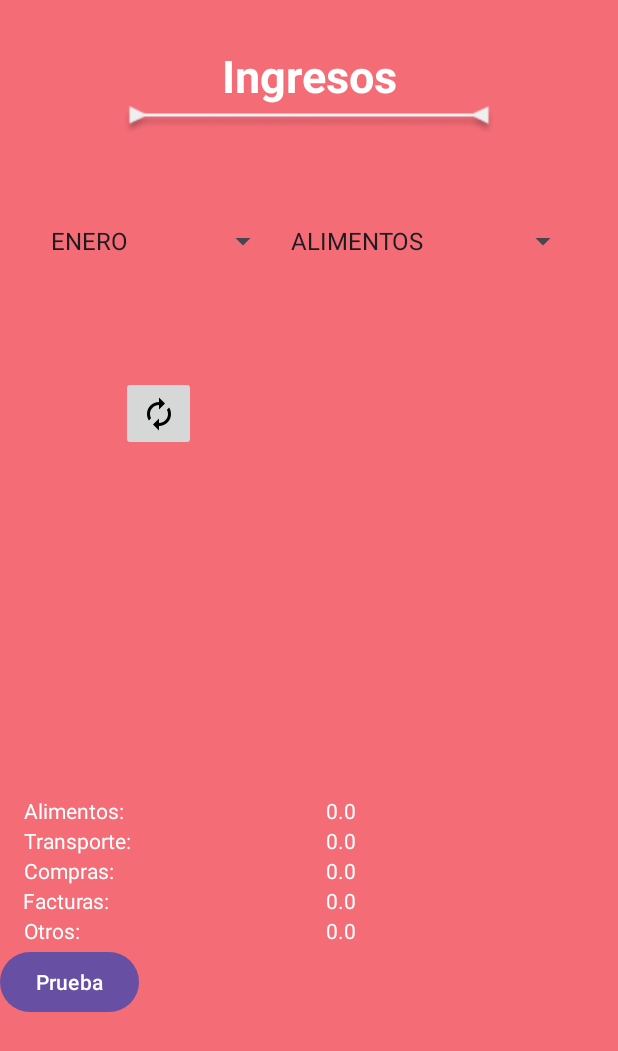
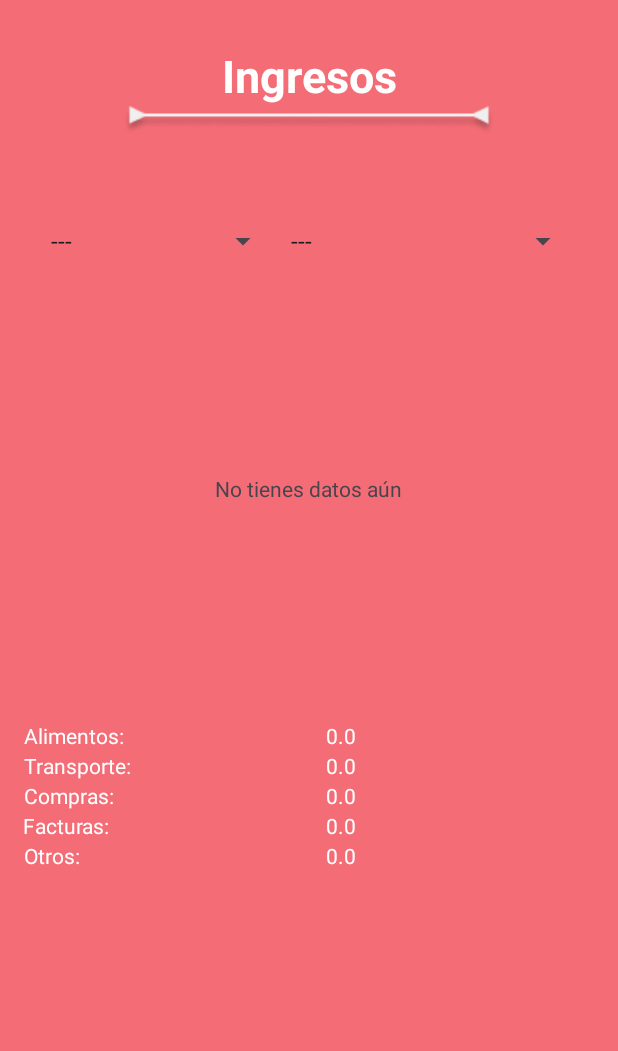
Before and after one commit to aracely-campa/Equipo1_proyectoFinal, an Android app: the GraficasActivity screen opened directly, with no data from a screen before it, on a phone screen of 412 x 824 dp. Shown: the top 1051 px of the screen. Run offline under Robolectric (Android 15) with nearby library versions, the phone set to English and light mode, and no system bars.

Commit message:
Se hicieron cambios en graficas
Se quito el boton de pruebas, ya filtra por categoria, ya muestra un texto cuando esta vacio

```diff
--- a/Fianzas_Personales/app/build.gradle.kts
+++ b/Fianzas_Personales/app/build.gradle.kts
@@ -60,6 +60,7 @@
     implementation(libs.androidx.runtime.android)
     implementation(libs.firebase.firestore)
     implementation(libs.firebase.auth)
+    implementation(libs.firebase.firestore.ktx)
     testImplementation(libs.junit)
     androidTestImplementation(libs.androidx.junit)
     androidTestImplementation(libs.androidx.espresso.core)
--- a/Fianzas_Personales/app/src/main/AndroidManifest.xml
+++ b/Fianzas_Personales/app/src/main/AndroidManifest.xml
@@ -27,9 +27,6 @@
             android:name=".GraficasActivity"
             android:exported="true" />
         <activity
-            android:name=".ActivityHistorial"
-            android:exported="false" />
-        <activity
             android:name=".Activity_Login"
             android:exported="false" />
         <activity
--- a/Fianzas_Personales/app/src/main/java/campa/aracely/fianzas_personales/ActivityInicio.kt
+++ b/Fianzas_Personales/app/src/main/java/campa/aracely/fianzas_personales/ActivityInicio.kt
@@ -37,7 +37,6 @@
     override fun onNavigationItemSelected(item: MenuItem): Boolean {
         val destino = when (item.itemId) {
             R.id.nav_registro_ingreso -> RegistroIngresosGastos::class.java
-            R.id.nav_historial -> ActivityHistorial::class.java
             R.id.nav_ver_gastos -> GraficasActivity::class.java
             R.id.nav_cerrar_sesion -> MainActivity::class.java
             R.id.nav_ver_grafricas -> GraficasActivity::class.java
--- a/Fianzas_Personales/app/src/main/java/campa/aracely/fianzas_personales/GraficasActivity.kt
+++ b/Fianzas_Personales/app/src/main/java/campa/aracely/fianzas_personales/GraficasActivity.kt
@@ -40,6 +40,8 @@
     lateinit var graphFacturas: View
     lateinit var graphOtros: View
     lateinit var botonGuardar: View
+    lateinit var spinner_categoria: Spinner
+    lateinit var textoSinDatos: View
 
     @RequiresApi(Build.VERSION_CODES.O)
     fun fetchingData() {
@@ -51,7 +53,7 @@
                 this.lista = parseJson(jsonArray)
                 for (i in lista) {
                     when (i.categoria) {
-                        "@string/dick123" -> alimentos += i.monto
+                        "Alimentos" -> alimentos += i.monto
                         "Transporte" -> transporte += i.monto
                         "Compras" -> compras += i.monto
                         "Facturas" -> facturas += i.monto
@@ -118,7 +120,7 @@
         Log.d("porcentajes", "otros $pOtros")
 
         lista.clear()
-        lista.add(Gastos("", pAlimentos, R.color.black, alimentos, "Alimentos", fecha))
+        lista.add(Gastos("", pAlimentos, R.color.azul_fuerte, alimentos, "Alimentos", fecha))
         lista.add(Gastos("", pTransporte, R.color.azul1_1, transporte, "Transporte", fecha))
         lista.add(Gastos("", pCompras, R.color.white, compras, "Compras", fecha))
         lista.add(Gastos("", pFacturas, R.color.azul1_0, facturas, "Facturas", fecha))
@@ -127,7 +129,6 @@
         val fondo = CustomCircleDrawable(this, lista)
         graph.background = fondo
     }
-
     @RequiresApi(Build.VERSION_CODES.O)
     fun extraerDatos() {
         alimentos = 0.0F
@@ -146,8 +147,80 @@
             }
         }
 
-        actualizarGrafica()
+        // Actualizar la gráfica si hay datos, o mostrar el mensaje si no hay datos
+        if (lista.isEmpty()) {
+            // Mostrar el mensaje en lugar de la gráfica
+            graph.visibility = View.GONE
+            textoSinDatos.visibility = View.VISIBLE // Asume que tienes un TextView con id textoSinDatos en tu layout
+        } else {
+            // Actualizar los montos y la gráfica con los datos actuales
+            actualizarGrafica()
+            graph.visibility = View.VISIBLE
+            textoSinDatos.visibility = View.GONE
+        }
     }
+
+    fun actualizarTextViews(listaFiltrada: List<Gastos>) {
+        val montoAlimentos: TextView = findViewById(R.id.textoAlimentos)
+        val montoTransporte: TextView = findViewById(R.id.textoTransporte)
+        val montoCompras: TextView = findViewById(R.id.textoCompras)
+        val montoFacturas: TextView = findViewById(R.id.textoFacturas)
+        val montoOtros: TextView = findViewById(R.id.textoOtros)
+
+        var alimentos = 0.0F
+        var transporte = 0.0F
+        var compras = 0.0F
+        var facturas = 0.0F
+        var otros = 0.0F
+
+        for (gasto in listaFiltrada) {
+            when (gasto.categoria) {
+                "Alimentos" -> alimentos += gasto.monto
+                "Transporte" -> transporte += gasto.monto
+                "Compras" -> compras += gasto.monto
+                "Facturas" -> facturas += gasto.monto
+                "Otros" -> otros += gasto.monto
+            }
+        }
+
+        montoAlimentos.text = "$alimentos"
+        montoTransporte.text = "$transporte"
+        montoCompras.text = "$compras"
+        montoFacturas.text = "$facturas"
+        montoOtros.text = "$otros"
+    }
+
+
+
+    fun filtrarCategoria() {
+        val categoriaSeleccionada = spinner_categoria.selectedItem.toString().toLowerCase().capitalize()
+        println(categoriaSeleccionada)
+
+        val listaFiltrada = if (categoriaSeleccionada == "---") {
+            lista  // Mostrar todos los elementos
+        } else {
+            lista.filter { it.categoria == categoriaSeleccionada }  // Filtrar por categoría
+
+        }
+        actualizarTextViews(listaFiltrada)
+        asignarColor()  // Asigna colores a los elementos filtrados
+
+        val fondo = CustomCircleDrawable(this, ArrayList(listaFiltrada))
+        graph.background = fondo
+    }
+
+    fun asignarColor() {
+        for (i in lista) {
+            when (i.categoria) {
+                "Alimentos" -> i.color = R.color.azul_fuerte
+                "Transporte" -> i.color = R.color.azul1_1
+                "Compras" -> i.color = R.color.white
+                "Facturas" -> i.color = R.color.azul1_0
+                "Otros" -> i.color = R.color.rojo_fuerte
+            }
+        }
+    }
+
 
     fun guardar() {
         val jsonArray = JSONArray()
@@ -180,14 +253,17 @@
         val montoCompras: TextView = findViewById(R.id.textoCompras)
         val montoFacturas: TextView = findViewById(R.id.textoFacturas)
         val montoOtros: TextView = findViewById(R.id.textoOtros)
-        val prueba: Button = findViewById(R.id.prueba)
+
         val spinner_mes: Spinner = findViewById(R.id.spinner_mes)
-        val spinner_categoria: Spinner = findViewById(R.id.spinner_categoria)
+        textoSinDatos = findViewById(R.id.textoSinDatos)
+        spinner_categoria = findViewById(R.id.spinner_categoria)
+
         graph = findViewById(R.id.graph)
 
         botonGuardar = findViewById(R.id.guardar)
 
         val meses = listOf(
+            "---",
             getString(R.string.enero),
             getString(R.string.febrero),
             getString(R.string.marzo),
@@ -202,6 +278,7 @@
             getString(R.string.diciembre)
         )
         val categorias = listOf(
+            "---",
             getString(R.string.alimentos),
             getString(R.string.compras),
             getString(R.string.transportes),
@@ -227,15 +304,18 @@
         spinner_categoria.adapter = adapter2
         spinner_categoria.onItemSelectedListener = object : AdapterView.OnItemSelectedListener {
             override fun onItemSelected(p0: AdapterView<*>?, p1: View?, position: Int, id: Long) {
-                val selectedItem = categorias[position]
+                filtrarCategoria()
 
             }
 
             override fun onNothingSelected(parent: AdapterView<*>?) {
             }
         }
-
+       actualizarGrafica()
+        extraerDatos()
         fetchingData()
+        filtrarCategoria()
+        asignarColor()
         if (data) {
             extraerDatos()
             montoAlimentos.text = "$alimentos"
@@ -243,6 +323,7 @@
             montoCompras.text = "$compras"
             montoFacturas.text = "$facturas"
             montoOtros.text = "$otros"
+
         } else {
             extraerDatos()
             montoAlimentos.text = "$alimentos"
@@ -250,6 +331,7 @@
             montoCompras.text = "$compras"
             montoFacturas.text = "$facturas"
             montoOtros.text = "$otros"
+
         }
 
         botonGuardar.setOnClickListener {
@@ -262,10 +344,5 @@
             montoOtros.text = "$otros"
         }
 
-        prueba.setOnClickListener {
-            lista.add(Gastos("", 5.0f, R.color.black, 5.0f, "Compras", LocalDate.now()))
-            lista.add(Gastos("", 5.0f, R.color.black, 5.0f, "Facturas", LocalDate.now()))
-            extraerDatos()
-        }
     }
 }
--- a/Fianzas_Personales/app/src/main/java/campa/aracely/fianzas_personales/utilities/Gastos.kt
+++ b/Fianzas_Personales/app/src/main/java/campa/aracely/fianzas_personales/utilities/Gastos.kt
@@ -1,5 +1,6 @@
 package campa.aracely.fianzas_personales.utilities
 
+import java.io.Serializable
 import java.time.LocalDate
 
 class Gastos(
@@ -9,4 +10,4 @@
 var monto: Float,
 var categoria: String,
 var mes: LocalDate
-)
+): Serializable
--- a/Fianzas_Personales/app/src/main/res/layout/activity_graficas.xml
+++ b/Fianzas_Personales/app/src/main/res/layout/activity_graficas.xml
@@ -47,6 +47,17 @@
         android:outlineAmbientShadowColor="@color/white"
         android:spinnerMode="dialog"/>
 </LinearLayout>
+
+    <TextView
+        android:id="@+id/textoSinDatos"
+        android:layout_width="250dp"
+        android:layout_height="250dp"
+        android:textAlignment="center"
+        android:gravity="center"
+        android:text="No tienes datos aún"
+        android:layout_gravity="center"
+        android:visibility="gone" />
+
 
 
 
@@ -169,11 +180,7 @@
             />
 
     </GridLayout>
-    <Button
-        android:id="@+id/prueba"
-        android:layout_width="wrap_content"
-        android:layout_height="wrap_content"
-        android:text="Prueba" />
+
 
 
 </LinearLayout>
--- a/Fianzas_Personales/gradle/libs.versions.toml
+++ b/Fianzas_Personales/gradle/libs.versions.toml
@@ -18,6 +18,7 @@
 googleGmsGoogleServices = "4.4.2"
 firebaseFirestore = "25.0.0"
 firebaseAuth = "23.0.0"
+firebaseFirestoreKtx = "25.0.0"
 
 [libraries]
 androidx-core-ktx = { group = "androidx.core", name = "core-ktx", version.ref = "coreKtx" }
@@ -36,6 +37,7 @@
 firebase-auth-ktx = { group = "com.google.firebase", name = "firebase-auth-ktx", version.ref = "firebaseAuthKtx" }
 firebase-firestore = { group = "com.google.firebase", name = "firebase-firestore", version.ref = "firebaseFirestore" }
 firebase-auth = { group = "com.google.firebase", name = "firebase-auth", version.ref = "firebaseAuth" }
+firebase-firestore-ktx = { group = "com.google.firebase", name = "firebase-firestore-ktx", version.ref = "firebaseFirestoreKtx" }
 
 [plugins]
 android-application = { id = "com.android.application", version.ref = "agp" }
```
